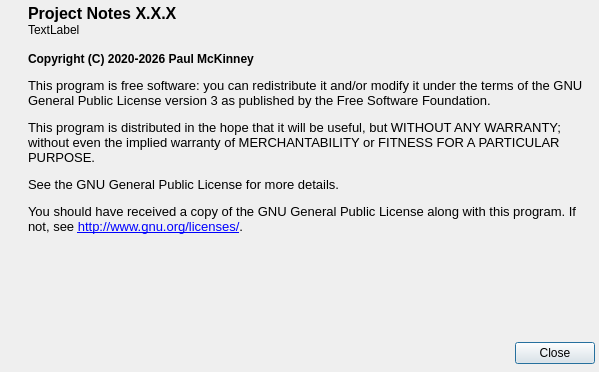
Qt form aboutdialog.ui (kestermckinney/ProjectNotes) before a commit.
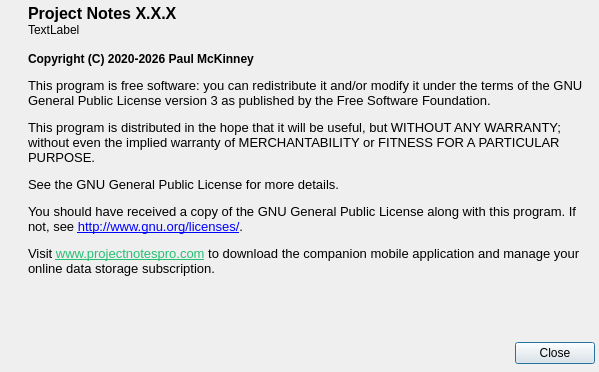
The same form after that commit. Icons and pictures are not drawn.

Commit message: Added subscription and download messaging

What changed in the file:
```diff
--- a/aboutdialog.ui
+++ b/aboutdialog.ui
@@ -142,7 +142,7 @@
           </font>
          </property>
          <property name="text">
-          <string>&lt;html&gt;&lt;head/&gt;&lt;body&gt;&lt;p&gt;&lt;br/&gt;&lt;span style=&quot; font-size:9pt; font-weight:700;&quot;&gt;Copyright (C) 2020-2026 Paul McKinney&lt;/span&gt;&lt;/p&gt;&lt;p&gt;This program is free software: you can redistribute it and/or modify it under the terms of the GNU General Public License version 3 as published by the Free Software Foundation.&lt;/p&gt;&lt;p&gt;This program is distributed in the hope that it will be useful, but WITHOUT ANY WARRANTY; without even the implied warranty of MERCHANTABILITY or FITNESS FOR A PARTICULAR PURPOSE.&lt;/p&gt;&lt;p&gt;See the GNU General Public License for more details.&lt;/p&gt;&lt;p&gt;You should have received a copy of the GNU General Public License along with this program. If not, see &lt;a href=&quot;http://www.gnu.org/licenses/&quot;&gt;&lt;span style=&quot; text-decoration: underline; color:#0000ff;&quot;&gt;http://www.gnu.org/licenses/&lt;/span&gt;&lt;/a&gt;.&lt;/p&gt;&lt;/body&gt;&lt;/html&gt;</string>
+          <string>&lt;html&gt;&lt;head/&gt;&lt;body&gt;&lt;p&gt;&lt;br/&gt;&lt;span style=&quot; font-size:9pt; font-weight:700;&quot;&gt;Copyright (C) 2020-2026 Paul McKinney&lt;/span&gt;&lt;/p&gt;&lt;p&gt;This program is free software: you can redistribute it and/or modify it under the terms of the GNU General Public License version 3 as published by the Free Software Foundation.&lt;/p&gt;&lt;p&gt;This program is distributed in the hope that it will be useful, but WITHOUT ANY WARRANTY; without even the implied warranty of MERCHANTABILITY or FITNESS FOR A PARTICULAR PURPOSE.&lt;/p&gt;&lt;p&gt;See the GNU General Public License for more details.&lt;/p&gt;&lt;p&gt;You should have received a copy of the GNU General Public License along with this program. If not, see &lt;a href=&quot;http://www.gnu.org/licenses/&quot;&gt;&lt;span style=&quot; text-decoration: underline; color:#0000ff;&quot;&gt;http://www.gnu.org/licenses/&lt;/span&gt;&lt;/a&gt;.&lt;/p&gt;&lt;p&gt;Visit &lt;a href=&quot;https://www.projectnotespro.com&quot;&gt;&lt;span style=&quot; text-decoration: underline; color:#27bf73;&quot;&gt;www.projectnotespro.com&lt;/span&gt;&lt;/a&gt; to download the companion mobile application and manage your online data storage subscription.&lt;/p&gt;&lt;/body&gt;&lt;/html&gt;</string>
          </property>
          <property name="scaledContents">
           <bool>false</bool>
```
The commit also changes 1 other file.
